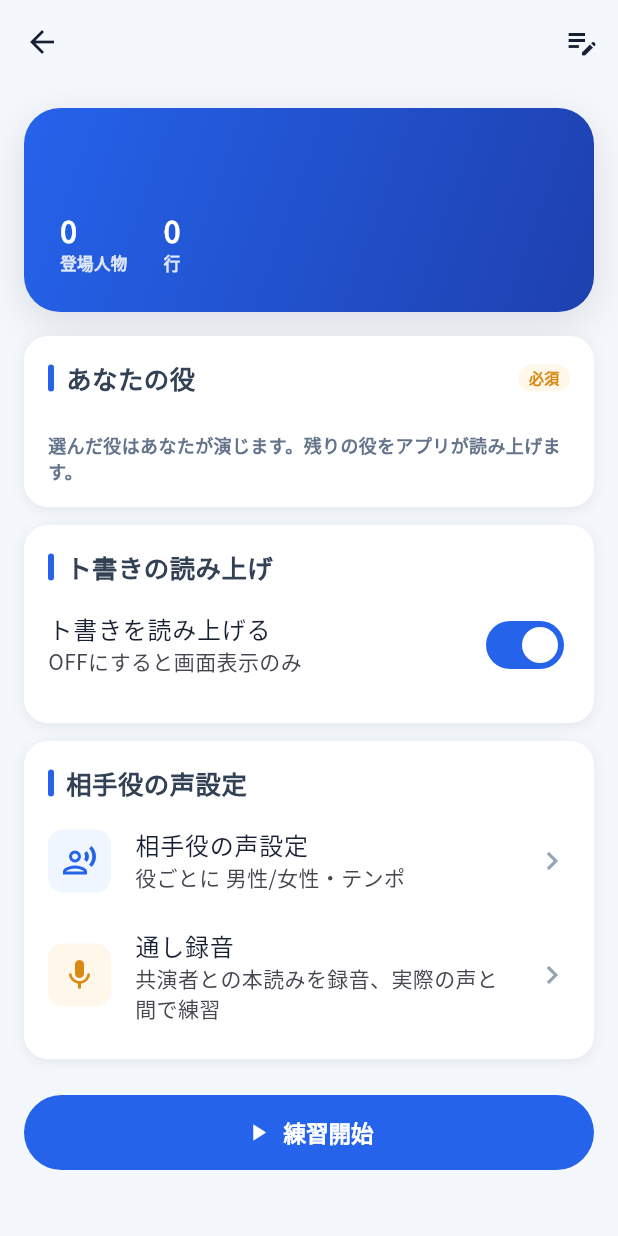
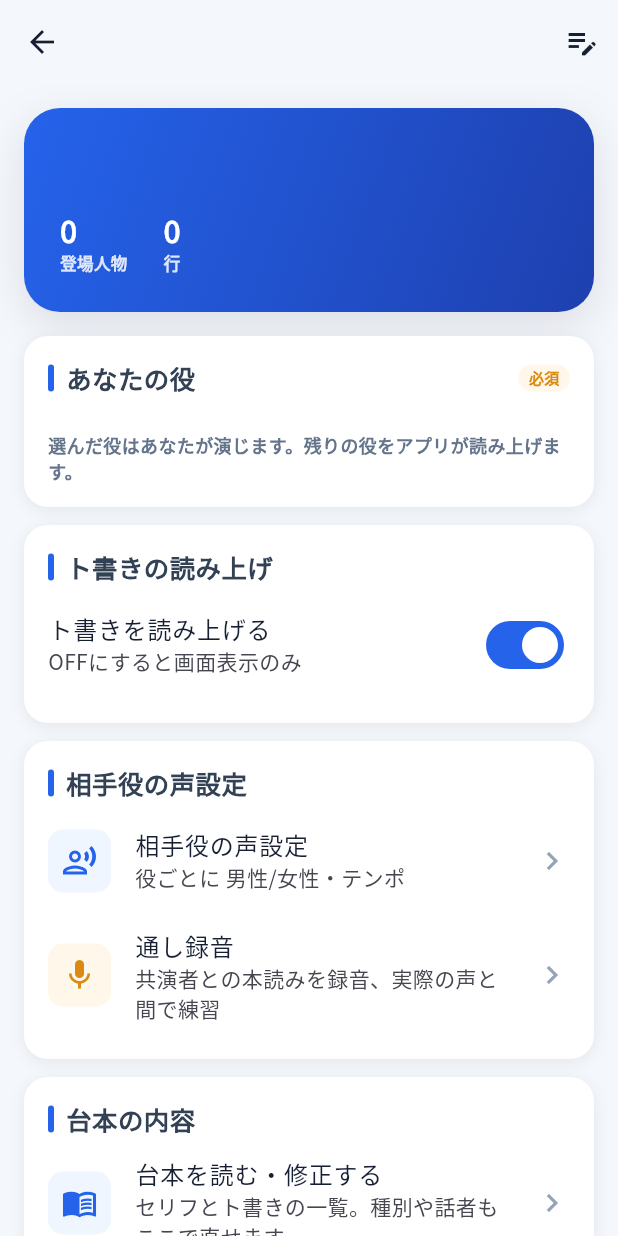
Before and after one commit to oshiyamad-blip/mood-cinema, a Flutter app: the ScriptDetailScreen screen opened directly with empty values, on a phone screen of 412 x 824 dp. Run offline on Flutter 3.47's test engine with Material 3 defaults, Android fonts, the phone set to English and light mode, and no system bars; our stand-ins replace audioplayers, file_picker, flutter_tts, google_mobile_ads, speech_to_text, web; missing offline and left inert: google_mlkit_text_recognition, pdfx, purchases_flutter, record, syncfusion_flutter_pdf; network calls fail.

Commit message:
serifu-app: UX総点検 — デモ環境で抽出した「分かりにくい」導線を修正
Web版をブラウザ(Playwright)で初見ユーザーとして操作し、詰まった箇所を修正:

- 【最重要】「練習開始」を押しても始まらず、練習画面でもう一度「再生」を
  押す必要があった → 練習画面に入ったら自動で相手が読み始める
- ハンズフリーの存在がマイクアイコンだけでは気づけない → 初回の自分の番で
  一度だけヒントを表示（「ONにする」アクション付き。設定に既読フラグ）
- 台本の中身を読む導線が右上の小さな修正アイコンしかない → 台本詳細に
  「台本の内容：台本を読む・修正する」セクションを追加
- ハンズフリーのツールチップが「OFF（プロ）」のまま → 実状に合わせ説明化
- ハンズフリー切替を _toggleHandsFree に集約し、ターン途中のON/OFF時も
  安全ネット・自動進行タイマーを正しく張り直す
- ホーム空状態の見出しが不自然な位置で折り返す → 文言を短く

Co-Authored-By: Claude Opus 4.8 <noreply@anthropic.com>
Claude-Session: https://claude.ai/code/session_017ik5rDobPbdwAi9SSvZkH7

```diff
--- a/serifu-app/lib/screens/home_screen.dart
+++ b/serifu-app/lib/screens/home_screen.dart
@@ -405,7 +405,7 @@ class _EmptyState extends StatelessWidget {
               ),
               const SizedBox(height: AppSpacing.lg),
               Text(
-                '台本を取り込んで練習を始めましょう',
+                'まずは台本を取り込みましょう',
                 style: AppText.h2.copyWith(color: AppColors.ink900),
                 textAlign: TextAlign.center,
               ),
--- a/serifu-app/lib/screens/script_detail_screen.dart
+++ b/serifu-app/lib/screens/script_detail_screen.dart
@@ -243,6 +243,43 @@ class _ScriptDetailScreenState extends State<ScriptDetailScreen> {
               ],
             ),
           ),
+          const SizedBox(height: AppSpacing.md),
+
+          // 台本の中身への導線（右上のアイコンだけでは気づかれないため）。
+          _section(
+            child: Column(
+              crossAxisAlignment: CrossAxisAlignment.start,
+              children: [
+                _sectionHeading('台本の内容'),
+                const SizedBox(height: AppSpacing.xs),
+                ListTile(
+                  contentPadding: EdgeInsets.zero,
+                  leading: Container(
+                    width: 42,
+                    height: 42,
+                    decoration: BoxDecoration(
+                      color: AppColors.primary050,
+                      borderRadius: BorderRadius.circular(AppRadius.sm),
+                    ),
+                    child: const Icon(Icons.menu_book_outlined,
+                        color: AppColors.primary),
+                  ),
+                  title: const Text('台本を読む・修正する'),
+                  subtitle: const Text('セリフとト書きの一覧。種別や話者もここで直せます'),
+                  trailing:
+                      const Icon(Icons.chevron_right, color: AppColors.ink300),
+                  onTap: () async {
+                    await Navigator.of(context).push(
+                      MaterialPageRoute(
+                          builder: (_) => ScriptEditScreen(script: s)),
+                    );
+                    ScriptRepository.instance.touch();
+                    if (mounted) setState(() {});
+                  },
+                ),
+              ],
+            ),
+          ),
           const SizedBox(height: AppSpacing.xl),
 
           // 練習開始：幅いっぱい。
```
Also changed, not shown: serifu-app/lib/models/app_settings.dart (+8 -0 lines), serifu-app/lib/screens/rehearsal_screen.dart (+50 -18 lines), 1 other file.
